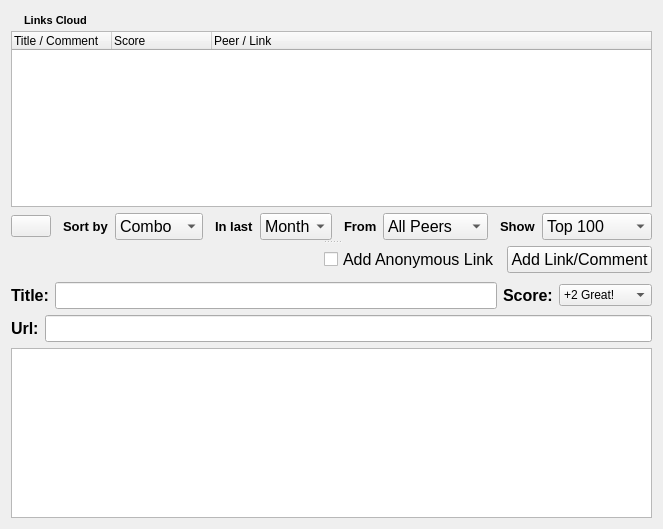
Old version of the form retroshare-gui/src/gui/LinksDialog.ui in the repository RetroShare/RetroShare.
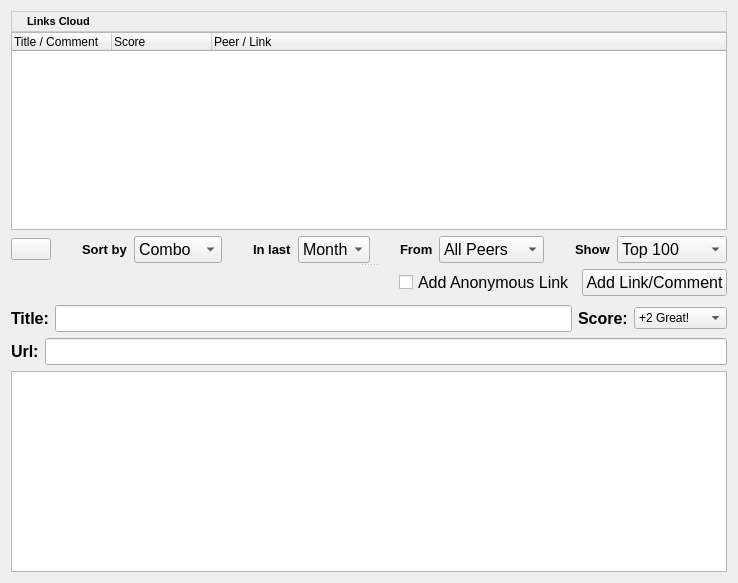
New version of the form. Icons and pictures are not drawn.

Commit message: fixed frame's layout's

What changed in the file:
```diff
--- a/retroshare-gui/src/gui/LinksDialog.ui
+++ b/retroshare-gui/src/gui/LinksDialog.ui
@@ -6,8 +6,8 @@
    <rect>
     <x>0</x>
     <y>0</y>
-    <width>650</width>
-    <height>529</height>
+    <width>738</width>
+    <height>583</height>
    </rect>
   </property>
   <property name="windowTitle">
@@ -20,41 +20,14 @@
    <property name="verticalSpacing">
     <number>0</number>
    </property>
-   <item row="0" column="0">
-    <widget class="QLabel" name="linksiconlabel">
-     <property name="text">
-      <string/>
-     </property>
-     <property name="pixmap">
-      <pixmap resource="images.qrc">:/images/hi16-app-ktorrent.png</pixmap>
-     </property>
-    </widget>
-   </item>
-   <item row="0" column="1">
-    <widget class="QLabel" name="label_4">
-     <property name="text">
-      <string>&lt;html&gt;&lt;head&gt;&lt;meta name=&quot;qrichtext&quot; content=&quot;1&quot; /&gt;&lt;style type=&quot;text/css&quot;&gt;
-p, li { white-space: pre-wrap; }
-&lt;/style&gt;&lt;/head&gt;&lt;body style=&quot; font-family:'MS Shell Dlg 2'; font-size:8.25pt; font-weight:400; font-style:normal;&quot;&gt;
-&lt;p style=&quot; margin-top:0px; margin-bottom:0px; margin-left:0px; margin-right:0px; -qt-block-indent:0; text-indent:0px; font-size:8pt;&quot;&gt;&lt;span style=&quot; font-weight:600;&quot;&gt;Links Cloud&lt;/span&gt;&lt;/p&gt;&lt;/body&gt;&lt;/html&gt;</string>
-     </property>
-    </widget>
-   </item>
-   <item row="0" column="2">
-    <spacer>
-     <property name="orientation">
-      <enum>Qt::Horizontal</enum>
-     </property>
-     <property name="sizeHint" stdset="0">
-      <size>
-       <width>461</width>
-       <height>20</height>
-      </size>
-     </property>
-    </spacer>
-   </item>
    <item row="1" column="0" colspan="3">
     <widget class="QSplitter" name="msgSplitter">
+     <property name="sizePolicy">
+      <sizepolicy hsizetype="Preferred" vsizetype="Expanding">
+       <horstretch>0</horstretch>
+       <verstretch>0</verstretch>
+      </sizepolicy>
+     </property>
      <property name="orientation">
       <enum>Qt::Vertical</enum>
      </property>
@@ -501,6 +474,76 @@
      </widget>
     </widget>
    </item>
+   <item row="0" column="0" colspan="3">
+    <widget class="QFrame" name="frame">
+     <property name="maximumSize">
+      <size>
+       <width>16777215</width>
+       <height>32</height>
+      </size>
+     </property>
+     <property name="styleSheet">
+      <string notr="true">QFrame#frame{ 
+background-color: qlineargradient(x1:0, y1:0, x2:0, y2:1,
+stop:0 #FEFEFE, stop:1 #E8E8E8);
+
+border: 1px solid #CCCCCC;}</string>
+     </property>
+     <property name="frameShape">
+      <enum>QFrame::StyledPanel</enum>
+     </property>
+     <property name="frameShadow">
+      <enum>QFrame::Raised</enum>
+     </property>
+     <layout class="QGridLayout" name="gridLayout">
+      <property name="margin">
+       <number>2</number>
+      </property>
+      <item row="0" column="0">
+       <widget class="QLabel" name="linksiconlabel">
+        <property name="maximumSize">
+         <size>
+          <width>24</width>
+          <height>24</height>
+         </size>
+        </property>
+        <property name="text">
+         <string/>
+        </property>
+        <property name="pixmap">
+         <pixmap resource="images.qrc">:/images/irkick.png</pixmap>
+        </property>
+        <property name="scaledContents">
+         <bool>true</bool>
+        </property>
+       </widget>
+      </item>
+      <item row="0" column="1">
+       <widget class="QLabel" name="label_4">
+        <property name="text">
+         <string>&lt;html&gt;&lt;head&gt;&lt;meta name=&quot;qrichtext&quot; content=&quot;1&quot; /&gt;&lt;style type=&quot;text/css&quot;&gt;
+p, li { white-space: pre-wrap; }
+&lt;/style&gt;&lt;/head&gt;&lt;body style=&quot; font-family:'MS Shell Dlg 2'; font-size:8.25pt; font-weight:400; font-style:normal;&quot;&gt;
+&lt;p style=&quot; margin-top:0px; margin-bottom:0px; margin-left:0px; margin-right:0px; -qt-block-indent:0; text-indent:0px; font-size:8pt;&quot;&gt;&lt;span style=&quot; font-weight:600;&quot;&gt;Links Cloud&lt;/span&gt;&lt;/p&gt;&lt;/body&gt;&lt;/html&gt;</string>
+        </property>
+       </widget>
+      </item>
+      <item row="0" column="2">
+       <spacer name="horizontalSpacer">
+        <property name="orientation">
+         <enum>Qt::Horizontal</enum>
+        </property>
+        <property name="sizeHint" stdset="0">
+         <size>
+          <width>596</width>
+          <height>15</height>
+         </size>
+        </property>
+       </spacer>
+      </item>
+     </layout>
+    </widget>
+   </item>
   </layout>
  </widget>
  <resources>
```
The commit also changes 1 other file.
